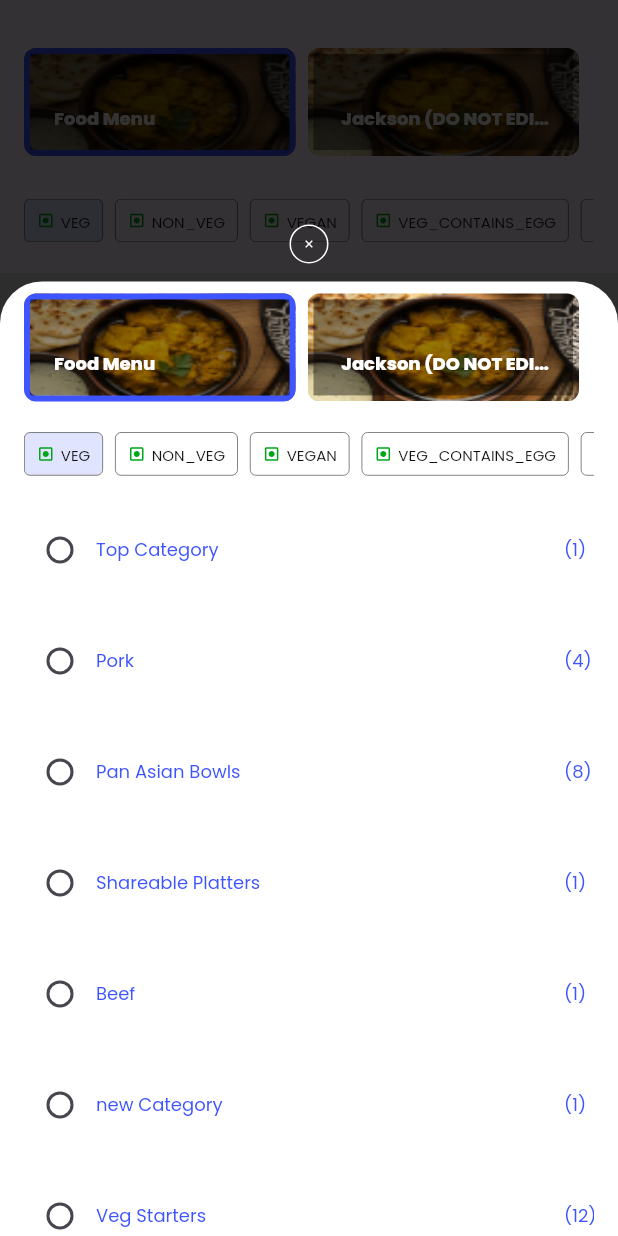
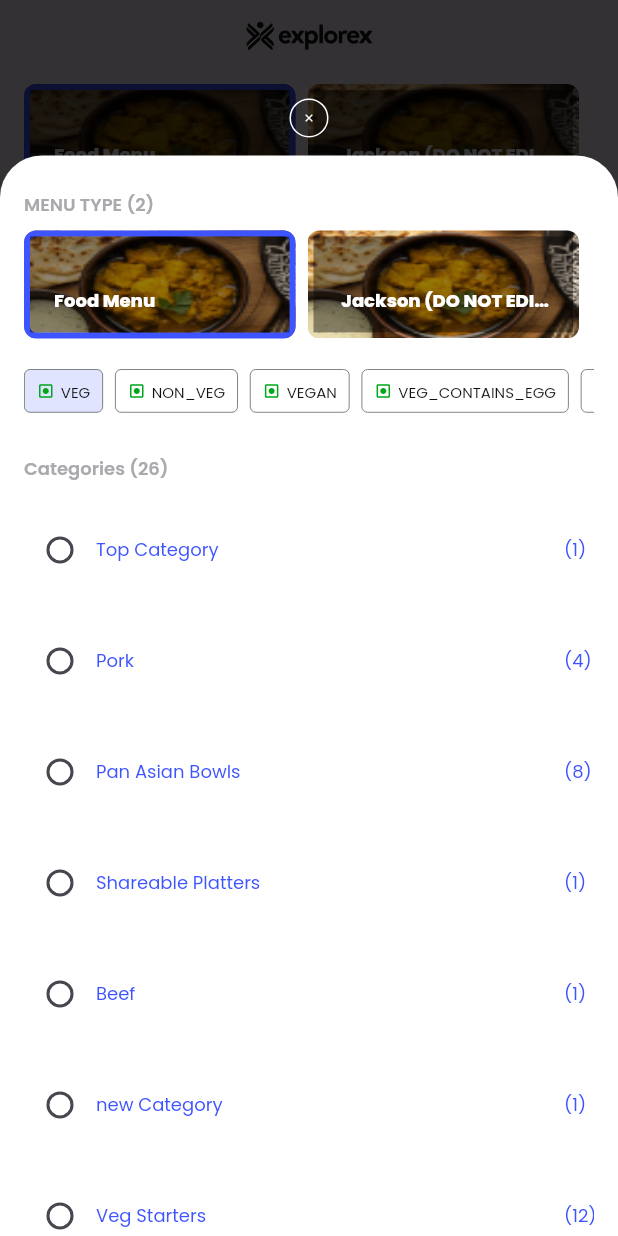
Before and after one commit to PranavDalvi9/restaurant_app, a Flutter app: the screen it shows after launch, after a tap on "View Categories", on a phone screen of 412 x 824 dp. Run offline on Flutter 3.47's test engine with Material 2 defaults, Android fonts, the phone set to English and light mode, and no system bars; our stand-ins replace flutter_riverpod, flutter_svg.

Commit message:
menu detail bottomsheet

```diff
--- a/lib/screens/ui/home_screens/common/category_tile.dart
+++ b/lib/screens/ui/home_screens/common/category_tile.dart
@@ -3,7 +3,9 @@ import 'package:flutter_riverpod/flutter_riverpod.dart';
 import 'package:restaurant_app/infrastructure/common/constants/color_constants.dart';
 import 'package:restaurant_app/infrastructure/provider/provider_registration.dart';
 import 'package:restaurant_app/screens/common/app_text.dart';
+import 'package:restaurant_app/screens/common/bottom_sheet.dart';
 import 'package:restaurant_app/screens/ui/home_screens/common/menu_card.dart';
+import 'package:restaurant_app/screens/ui/home_screens/common/menu_detail.dart';
 
 class CategoryTile extends ConsumerStatefulWidget {
   final String title;
@@ -25,6 +27,7 @@ class CategoryTile extends ConsumerStatefulWidget {
 class _CategoryTileState extends ConsumerState<CategoryTile> {
   @override
   Widget build(BuildContext context1) {
+    final homeProviderRead = ref.read(homeProvider);
     return Card(
       shape: RoundedRectangleBorder(
         borderRadius: BorderRadius.circular(8),
@@ -70,12 +73,19 @@ class _CategoryTileState extends ConsumerState<CategoryTile> {
             for (int i = 0; i < widget.data.length; i++)
               menuCardWidget(
                   context: context,
+                  data: widget.data[i],
                   title: widget.data[i]['dish']['name'],
                   description: widget.data[i]['dish']['description'],
                   displayPrice: widget.data[i]['displayPrice'].toString(),
                   sellingPrice: widget.data[i]['sellingPrice'].toString(),
                   image: widget.data[i]['dish']['hasImage'] ? widget.data[i]['dish']['image'] : "",
-              ),
+                  onTap: () {
+                    homeProviderRead.setCartData(widget.data[i]);
+                  },
+                  onTapCard: () {
+                    homeProviderRead.setSelectedMenuData(widget.data[i]);
+                    CommonBottomSheet.customBottomSheet(context: context, child: const MenuDetail());
+                  }),
           ],
         ),
       ),
--- a/lib/screens/ui/bottom_sheet/food_menu_bottomsheet.dart
+++ b/lib/screens/ui/home_screens/common/food_menu_bottomsheet.dart
@@ -28,11 +28,22 @@ class FoodMenuBottomSheet extends ConsumerStatefulWidget {
 class _FoodMenuBottomSheetState extends ConsumerState<FoodMenuBottomSheet> {
   @override
   Widget build(BuildContext context) {
-    // int level = 0;
     final homeProviderWatch = ref.watch(homeProvider);
     final homeProviderRead = ref.read(homeProvider);
     return Column(
+      crossAxisAlignment: CrossAxisAlignment.start,
       children: [
+        const SizedBox(height: 24),
+        Padding(
+          padding: const EdgeInsets.symmetric(horizontal: 16),
+          child: AppText(
+            title: "MENU TYPE (${restaurantResponse['description']["menus"].length})",
+            fontSize: 12,
+            fontWeight: FontWeight.w600,
+            titleColor: ColorConstants.gray500,
+            titleTextAlign: TextAlign.start,
+          ),
+        ),
         Padding(
           padding: const EdgeInsets.symmetric(
             horizontal: 16,
@@ -77,6 +88,22 @@ class _FoodMenuBottomSheetState extends ConsumerState<FoodMenuBottomSheet> {
             ],
           ),
         ),
+        const SizedBox(
+          height: 16,
+        ),
+        Padding(
+          padding: const EdgeInsets.symmetric(horizontal: 16.0),
+          child: AppText(
+            title: "Categories (${ref.watch(homeProvider).categoryKeys.length})",
+            fontSize: 12,
+            fontWeight: FontWeight.w600,
+            titleColor: ColorConstants.gray500,
+            titleTextAlign: TextAlign.start,
+          ),
+        ),
+        const SizedBox(
+          height: 8,
+        ),
         Container(
           padding: const EdgeInsets.symmetric(horizontal: 16),
           height: MediaQuery.of(context).size.height * 0.6,
@@ -106,6 +133,7 @@ class _FoodMenuBottomSheetState extends ConsumerState<FoodMenuBottomSheet> {
                                   groupValue: homeProviderWatch.selectedTile,
                                   onChanged: (value) {
                                     ref.read(homeProvider).setSelectedTile(value ?? 0);
+                                    Navigator.pop(context);
                                   }),
                               SizedBox(
                                 width: MediaQuery.of(context).size.width - 100,
--- a/lib/screens/ui/home_screens/common/menu_card.dart
+++ b/lib/screens/ui/home_screens/common/menu_card.dart
@@ -11,8 +11,13 @@ Widget menuCardWidget({
   required String sellingPrice,
   required String displayPrice,
   required String image,
+  required Map data,
+  required VoidCallback onTap,
+  required VoidCallback onTapCard,
 }) {
-  return Container(
+  return InkWell(
+    onTap: onTapCard,
+    child: Container(
       decoration: const BoxDecoration(
         border: Border(
           bottom: BorderSide(color: ColorConstants.gray500),
@@ -85,7 +90,9 @@ Widget menuCardWidget({
               ],
             ),
           ),
-        Column(
+          InkWell(
+            onTap: onTap,
+            child: Column(
               children: [
                 if (image.isNotEmpty)
                   SizedBox(
@@ -107,8 +114,10 @@ Widget menuCardWidget({
                   ),
                 )
               ],
+            ),
           )
         ],
       ),
+    ),
   );
 }
--- a/lib/screens/ui/home_screens/home_screen.dart
+++ b/lib/screens/ui/home_screens/home_screen.dart
@@ -8,7 +8,7 @@ import 'package:restaurant_app/infrastructure/provider/provider_registration.dar
 import 'package:restaurant_app/infrastructure/response/restaurant_response_data.dart';
 import 'package:restaurant_app/screens/common/app_text.dart';
 import 'package:restaurant_app/screens/common/bottom_sheet.dart';
-import 'package:restaurant_app/screens/ui/bottom_sheet/food_menu_bottomsheet.dart';
+import 'package:restaurant_app/screens/ui/home_screens/common/food_menu_bottomsheet.dart';
 import 'package:restaurant_app/screens/ui/home_screens/common/category_tile.dart';
 import 'package:restaurant_app/screens/ui/home_screens/common/meat_status_capsule.dart';
 import 'package:restaurant_app/screens/ui/home_screens/common/menu_type_widget.dart';
@@ -57,18 +57,17 @@ class _HomeScreenState extends ConsumerState<HomeScreen> {
 
   @override
   Widget build(BuildContext context) {
-    // testttt();
     final homeProviderWatch = ref.watch(homeProvider);
     final homeProviderRead = ref.read(homeProvider);
     return Scaffold(
       body: Column(
         children: [
           const SizedBox(height: 12),
-          // Center(
-          //   child: SvgPicture.asset(
-          //     ImageConstants.explorexLogo,
-          //   ),
-          // ),
+          Center(
+            child: SvgPicture.asset(
+              ImageConstants.explorexLogo,
+            ),
+          ),
           const SizedBox(height: 12),
           Padding(
             padding: const EdgeInsets.symmetric(
@@ -142,8 +141,10 @@ class _HomeScreenState extends ConsumerState<HomeScreen> {
         ],
       ),
       floatingActionButtonLocation: FloatingActionButtonLocation.centerDocked,
-      floatingActionButton: InkWell(
-        child: InkWell(
+      floatingActionButton: Column(
+        mainAxisAlignment: MainAxisAlignment.end,
+        children: [
+          InkWell(
             onTap: () {
               CommonBottomSheet.customBottomSheet(
                   context: context,
@@ -155,7 +156,7 @@ class _HomeScreenState extends ConsumerState<HomeScreen> {
                   ));
             },
             child: Container(
-            margin: const EdgeInsets.only(bottom: 20),
+              margin: const EdgeInsets.only(bottom: 18),
               decoration: BoxDecoration(
                 borderRadius: BorderRadius.circular(50),
                 color: ColorConstants.gray900,
@@ -176,6 +177,60 @@ class _HomeScreenState extends ConsumerState<HomeScreen> {
               ]),
             ),
           ),
+          if (homeProviderWatch.cartData.isNotEmpty)
+            Container(
+              padding: const EdgeInsets.symmetric(vertical: 12, horizontal: 16),
+              margin: const EdgeInsets.symmetric(horizontal: 8),
+              decoration: BoxDecoration(
+                borderRadius: BorderRadius.circular(8),
+                color: ColorConstants.indigo400,
+              ),
+              child: Row(
+                children: [
+                  Expanded(
+                    child: Column(
+                      mainAxisAlignment: MainAxisAlignment.start,
+                      crossAxisAlignment: CrossAxisAlignment.start,
+                      children: [
+                        AppText(
+                          title: 'Rs ${homeProviderWatch.totalCartPrice}',
+                          fontSize: 16,
+                          fontWeight: FontWeight.w600,
+                          titleColor: ColorConstants.gray50,
+                        ),
+                        AppText(
+                          title: '${homeProviderWatch.cartData.length} items',
+                          fontSize: 9,
+                          titleColor: ColorConstants.gray50,
+                        )
+                      ],
+                    ),
+                  ),
+                  Expanded(
+                    child: Container(
+                      padding: const EdgeInsets.symmetric(vertical: 12),
+                      decoration: BoxDecoration(
+                        borderRadius: BorderRadius.circular(8),
+                        color: ColorConstants.gray50,
+                      ),
+                      child: const Row(
+                        mainAxisAlignment: MainAxisAlignment.center,
+                        children: [
+                          AppText(
+                            title: "View & Order",
+                            fontSize: 12,
+                            fontWeight: FontWeight.w600,
+                            titleColor: ColorConstants.indigo400,
+                          )
+                        ],
+                      ),
+                    ),
+                  )
+                ],
+              ),
+            ),
+          const SizedBox(height: 24),
+        ],
       ),
     );
   }
```
Also changed, not shown: lib/infrastructure/provider/home_provider/home_provider.dart (+19 -0 lines), lib/screens/ui/home_screens/common/menu_detail.dart (added, +145 -0 lines). Lines whose indentation alone changed are shown as unchanged.
